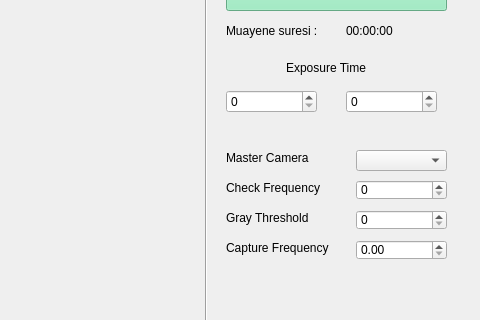
imemmul/Inovako, file Tofas/tofas_app/tofas_ui.ui: the form before one commit; both pictures show x 544 to 1024 and y 100 to 420 of the 1024 by 768 pixel window.
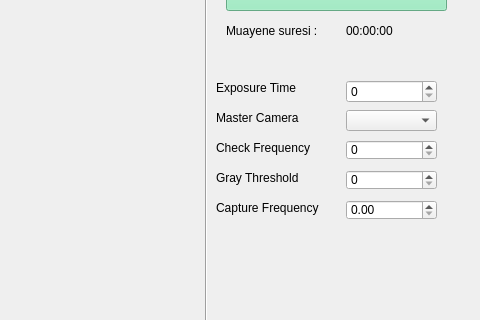
The form after the commit.

Diff of the .ui file:
```diff
--- a/Tofas/tofas_app/tofas_ui.ui
+++ b/Tofas/tofas_app/tofas_ui.ui
@@ -90,21 +90,8 @@
    <widget class="QSpinBox" name="exposure_time">
     <property name="geometry">
      <rect>
-      <x>770</x>
-      <y>190</y>
-      <width>91</width>
-      <height>23</height>
-     </rect>
-    </property>
-    <property name="singleStep">
-     <number>100</number>
-    </property>
-   </widget>
-   <widget class="QSpinBox" name="exposure_time_2">
-    <property name="geometry">
-     <rect>
       <x>890</x>
-      <y>190</y>
+      <y>180</y>
       <width>91</width>
       <height>23</height>
      </rect>
@@ -116,8 +103,8 @@
    <widget class="QLabel" name="label">
     <property name="geometry">
      <rect>
-      <x>830</x>
-      <y>160</y>
+      <x>760</x>
+      <y>180</y>
       <width>111</width>
       <height>16</height>
      </rect>
@@ -129,8 +116,8 @@
    <widget class="QLabel" name="label_2">
     <property name="geometry">
      <rect>
-      <x>770</x>
-      <y>280</y>
+      <x>760</x>
+      <y>240</y>
       <width>111</width>
       <height>16</height>
      </rect>
@@ -142,8 +129,8 @@
    <widget class="QSpinBox" name="check_frequency">
     <property name="geometry">
      <rect>
-      <x>900</x>
-      <y>280</y>
+      <x>890</x>
+      <y>240</y>
       <width>91</width>
       <height>20</height>
      </rect>
@@ -152,8 +139,8 @@
    <widget class="QLabel" name="label_3">
     <property name="geometry">
      <rect>
-      <x>770</x>
-      <y>310</y>
+      <x>760</x>
+      <y>270</y>
       <width>111</width>
       <height>16</height>
      </rect>
@@ -165,8 +152,8 @@
    <widget class="QSpinBox" name="gray_thres">
     <property name="geometry">
      <rect>
-      <x>900</x>
-      <y>310</y>
+      <x>890</x>
+      <y>270</y>
       <width>91</width>
       <height>20</height>
      </rect>
@@ -175,8 +162,8 @@
    <widget class="QDoubleSpinBox" name="interval">
     <property name="geometry">
      <rect>
-      <x>900</x>
-      <y>340</y>
+      <x>890</x>
+      <y>300</y>
       <width>91</width>
       <height>20</height>
      </rect>
@@ -188,8 +175,8 @@
    <widget class="QLabel" name="label_4">
     <property name="geometry">
      <rect>
-      <x>770</x>
-      <y>340</y>
+      <x>760</x>
+      <y>300</y>
       <width>121</width>
       <height>16</height>
      </rect>
@@ -214,8 +201,8 @@
    <widget class="QLabel" name="label_5">
     <property name="geometry">
      <rect>
-      <x>770</x>
-      <y>250</y>
+      <x>760</x>
+      <y>210</y>
       <width>111</width>
       <height>16</height>
      </rect>
@@ -227,8 +214,8 @@
    <widget class="QComboBox" name="master_select">
     <property name="geometry">
      <rect>
-      <x>900</x>
-      <y>250</y>
+      <x>890</x>
+      <y>210</y>
       <width>91</width>
       <height>21</height>
      </rect>
```
